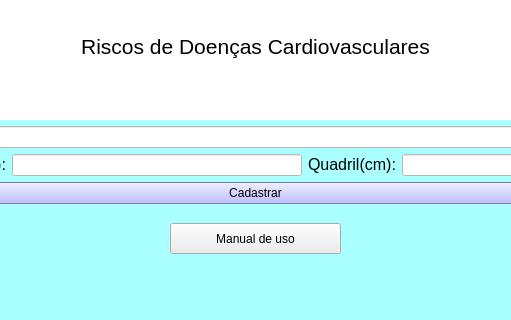
First picture: the form in Hip-Waist/mainwindow.ui, repository scarletalex/Hip-Waist, before the edit; both pictures show x 220 to 731 and y 222 to 542 of the 969 by 542 pixel window.
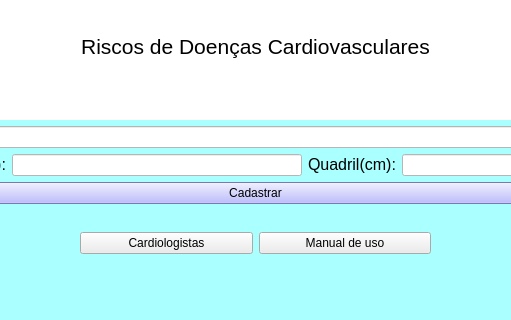
Second picture: the form after the edit. Icons and pictures are not drawn.

What changed in the file:
```diff
--- a/Hip-Waist/mainwindow.ui
+++ b/Hip-Waist/mainwindow.ui
@@ -239,15 +239,29 @@
        </item>
       </layout>
      </widget>
-     <widget class="QPushButton" name="manual">
+     <widget class="QWidget" name="">
       <property name="geometry">
        <rect>
-        <x>390</x>
+        <x>300</x>
         <y>400</y>
-        <width>171</width>
-        <height>31</height>
+        <width>351</width>
+        <height>41</height>
        </rect>
       </property>
+      <layout class="QHBoxLayout" name="horizontalLayout_14">
+       <item>
+        <widget class="QPushButton" name="cardiologistas">
+         <property name="styleSheet">
+          <string notr="true">background-color: rgb(236, 236, 236);
+font: 8pt &quot;MS PGothic&quot;;</string>
+         </property>
+         <property name="text">
+          <string>Cardiologistas</string>
+         </property>
+        </widget>
+       </item>
+       <item>
+        <widget class="QPushButton" name="manual">
       <property name="styleSheet">
        <string notr="true">background-color: rgb(236, 236, 236);
 font: 8pt &quot;MS PGothic&quot;;</string>
@@ -255,6 +269,9 @@
       <property name="text">
        <string>Manual de uso</string>
       </property>
+        </widget>
+       </item>
+      </layout>
      </widget>
     </widget>
     <widget class="QWidget" name="tab_2">
```
Lines whose indentation alone changed are shown as unchanged.
